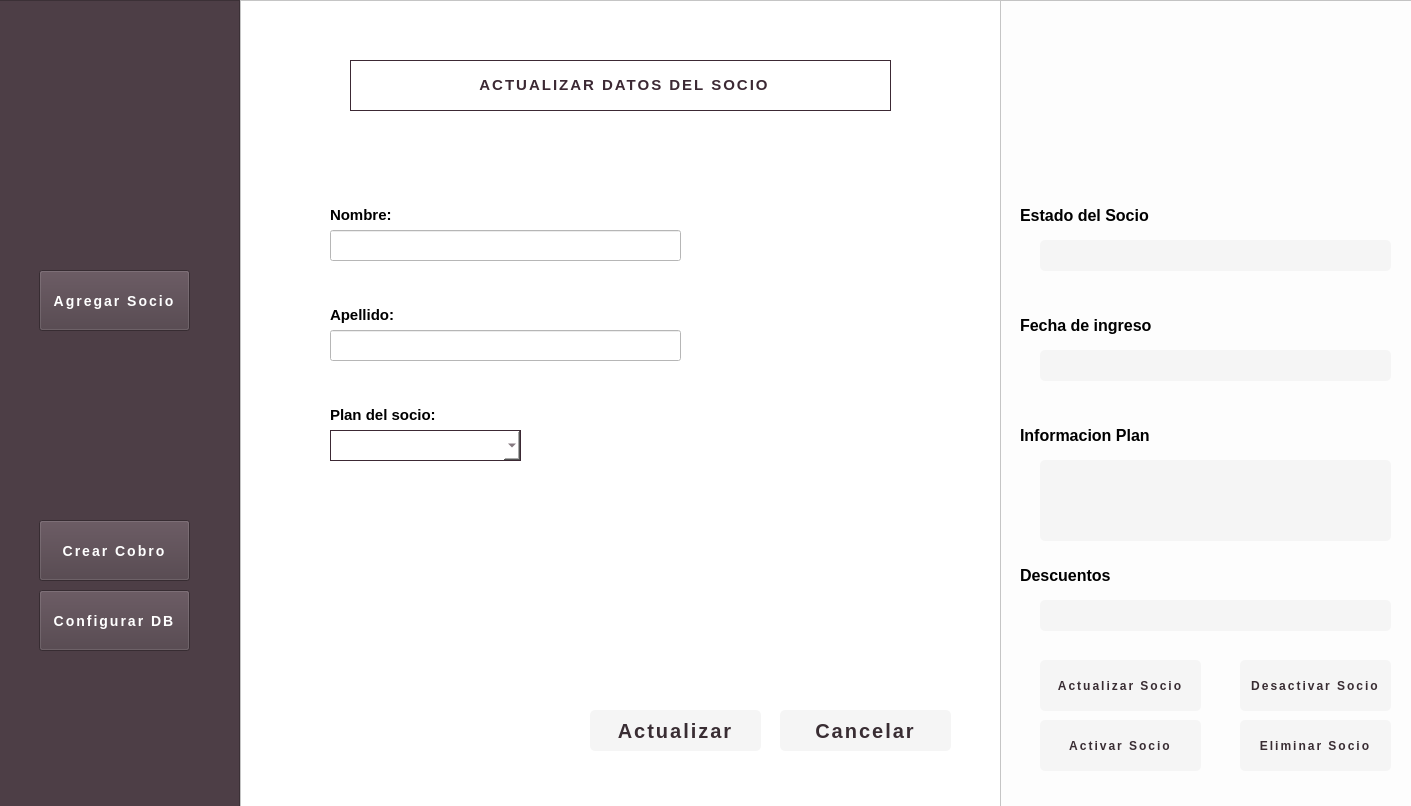
Before: the Qt Designer form views/ui_files/mainwindows.ui in juanpabloch/python-utn-gym-app, drawn with Qt 5.
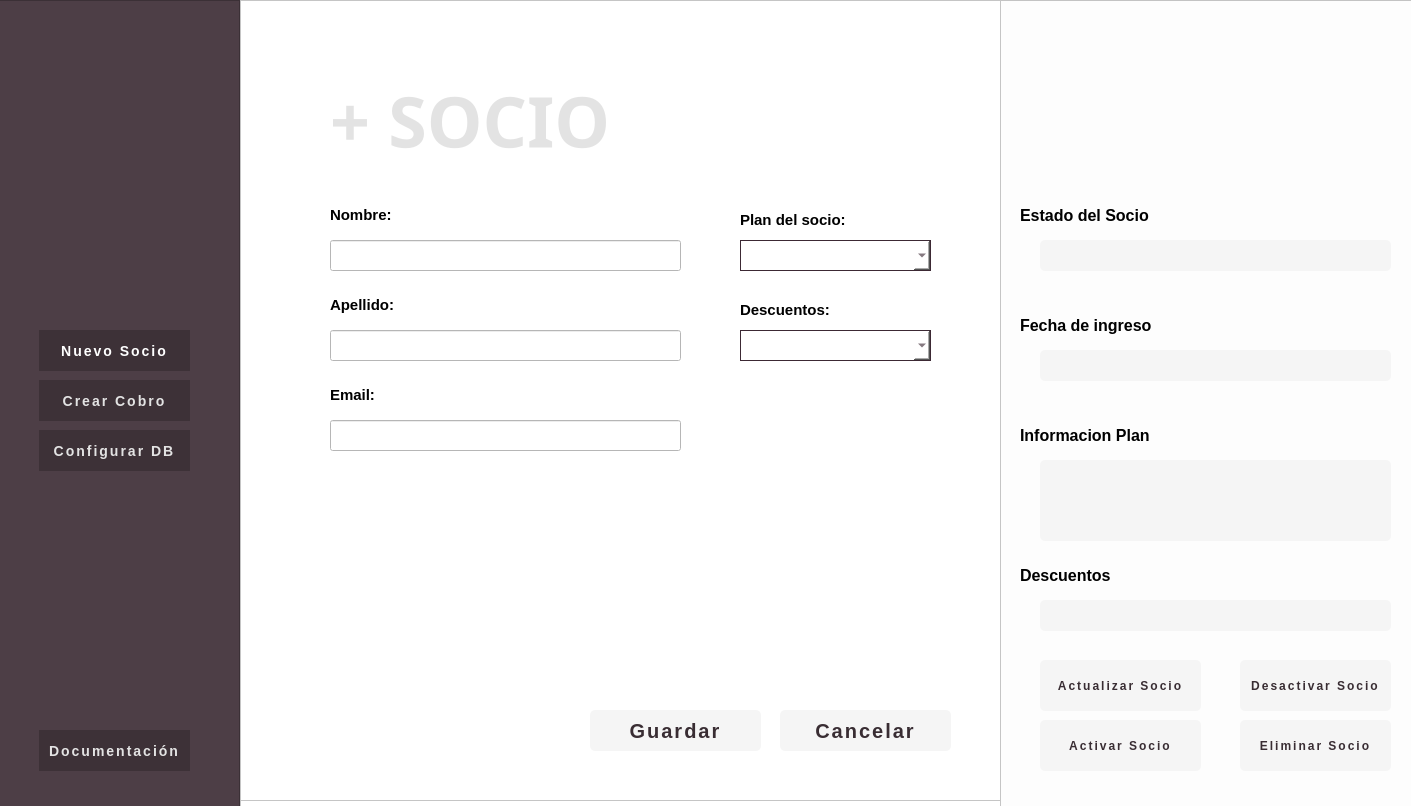
After: the same form once the commit is applied. Icons and pictures are not drawn.

The edit to the form file:
```diff
--- a/views/ui_files/mainwindows.ui
+++ b/views/ui_files/mainwindows.ui
@@ -38,35 +38,41 @@
     <property name="geometry">
      <rect>
       <x>40</x>
-      <y>270</y>
+      <y>330</y>
       <width>151</width>
-      <height>61</height>
+      <height>41</height>
      </rect>
     </property>
     <property name="styleSheet">
-     <string notr="true">color:#fff;
+     <string notr="true">#addSocioBtn{
+color:#fff;
 font-size: 14px;
 font-weight: 600;
-letter-spacing: 2px;</string>
+letter-spacing: 2px;
+border:none;
+background-color:rgb(61, 49, 55);
+}</string>
     </property>
     <property name="text">
-     <string>Agregar Socio</string>
+     <string>Nuevo Socio</string>
     </property>
    </widget>
    <widget class="QPushButton" name="configDB">
     <property name="geometry">
      <rect>
       <x>40</x>
-      <y>590</y>
+      <y>430</y>
       <width>151</width>
-      <height>61</height>
+      <height>41</height>
      </rect>
     </property>
     <property name="styleSheet">
-     <string notr="true">color:#fff;
+     <string notr="true">color:rgb(227, 227, 227);
 font-size: 14px;
 font-weight: 600;
-letter-spacing: 2px;</string>
+letter-spacing: 2px;
+border:none;
+background-color:rgb(61, 49, 55);</string>
     </property>
     <property name="text">
      <string>Configurar DB</string>
@@ -76,21 +82,63 @@
     <property name="geometry">
      <rect>
       <x>40</x>
-      <y>520</y>
+      <y>380</y>
       <width>151</width>
-      <height>61</height>
+      <height>41</height>
      </rect>
     </property>
     <property name="styleSheet">
-     <string notr="true">color:#fff;
+     <string notr="true">color:rgb(227, 227, 227);
 font-size: 14px;
 font-weight: 600;
-letter-spacing: 2px;</string>
+letter-spacing: 2px;
+border:none;
+background-color:rgb(61, 49, 55);</string>
     </property>
     <property name="text">
      <string>Crear Cobro</string>
     </property>
    </widget>
+   <widget class="QPushButton" name="docuBtn">
+    <property name="geometry">
+     <rect>
+      <x>40</x>
+      <y>730</y>
+      <width>151</width>
+      <height>41</height>
+     </rect>
+    </property>
+    <property name="styleSheet">
+     <string notr="true">color:rgb(227, 227, 227);
+font-size: 14px;
+font-weight: 600;
+letter-spacing: 2px;
+border:none;
+background-color:rgb(61, 49, 55);</string>
+    </property>
+    <property name="text">
+     <string>Documentación</string>
+    </property>
+   </widget>
+   <widget class="QLabel" name="label_16">
+    <property name="geometry">
+     <rect>
+      <x>34</x>
+      <y>35</y>
+      <width>171</width>
+      <height>181</height>
+     </rect>
+    </property>
+    <property name="text">
+     <string/>
+    </property>
+    <property name="pixmap">
+     <pixmap>../../img/gym_logo1.png</pixmap>
+    </property>
+    <property name="scaledContents">
+     <bool>true</bool>
+    </property>
+   </widget>
   </widget>
   <widget class="QFrame" name="MembersFrame">
    <property name="geometry">
@@ -114,9 +162,9 @@
     <property name="geometry">
      <rect>
       <x>24</x>
-      <y>349</y>
+      <y>309</y>
       <width>371</width>
-      <height>61</height>
+      <height>161</height>
      </rect>
     </property>
     <property name="font">
@@ -175,9 +223,9 @@
      </property>
      <property name="geometry">
       <rect>
-       <x>0</x>
+       <x>20</x>
        <y>30</y>
-       <width>411</width>
+       <width>391</width>
        <height>61</height>
       </rect>
      </property>
@@ -364,7 +412,7 @@
     <widget class="QLabel" name="SocioEmailLabel">
      <property name="geometry">
       <rect>
-       <x>0</x>
+       <x>20</x>
        <y>90</y>
        <width>411</width>
        <height>31</height>
@@ -505,9 +553,9 @@
    <property name="geometry">
     <rect>
      <x>240</x>
-     <y>110</y>
+     <y>0</y>
      <width>761</width>
-     <height>711</height>
+     <height>821</height>
     </rect>
    </property>
    <property name="styleSheet">
@@ -526,9 +574,9 @@
     <property name="geometry">
      <rect>
       <x>0</x>
-      <y>0</y>
+      <y>210</y>
       <width>761</width>
-      <height>631</height>
+      <height>481</height>
      </rect>
     </property>
     <property name="styleSheet">
@@ -563,7 +611,7 @@
     <property name="geometry">
      <rect>
       <x>190</x>
-      <y>640</y>
+      <y>700</y>
       <width>91</width>
       <height>21</height>
      </rect>
@@ -581,7 +629,7 @@
     <property name="geometry">
      <rect>
       <x>10</x>
-      <y>630</y>
+      <y>690</y>
       <width>171</width>
       <height>41</height>
      </rect>
@@ -590,6 +638,36 @@
      <string>&lt;html&gt;&lt;head/&gt;&lt;body&gt;&lt;p&gt;&lt;span style=&quot; font-size:10pt; font-weight:600;&quot;&gt;Cantidad de socios: &lt;/span&gt;&lt;/p&gt;&lt;/body&gt;&lt;/html&gt;</string>
     </property>
    </widget>
+   <widget class="QLabel" name="label_15">
+    <property name="geometry">
+     <rect>
+      <x>90</x>
+      <y>70</y>
+      <width>651</width>
+      <height>101</height>
+     </rect>
+    </property>
+    <property name="font">
+     <font>
+      <family>Sitka Small</family>
+      <pointsize>-1</pointsize>
+      <weight>87</weight>
+      <bold>true</bold>
+     </font>
+    </property>
+    <property name="styleSheet">
+     <string notr="true">font-size:70px; 
+color:rgb(227, 227, 227);
+letter-spacing: 0px;
+font-weight: 700;</string>
+    </property>
+    <property name="frameShape">
+     <enum>QFrame::NoFrame</enum>
+    </property>
+    <property name="text">
+     <string>SOCIOS</string>
+    </property>
+   </widget>
   </widget>
   <widget class="QFrame" name="newSocioFrame">
    <property name="geometry">
@@ -609,7 +687,7 @@
    <widget class="QComboBox" name="planComboBox">
     <property name="geometry">
      <rect>
-      <x>470</x>
+      <x>500</x>
       <y>240</y>
       <width>191</width>
       <height>31</height>
@@ -631,31 +709,37 @@
    <widget class="QLabel" name="label_5">
     <property name="geometry">
      <rect>
-      <x>120</x>
-      <y>60</y>
-      <width>501</width>
-      <height>51</height>
+      <x>90</x>
+      <y>70</y>
+      <width>651</width>
+      <height>101</height>
      </rect>
     </property>
+    <property name="font">
+     <font>
+      <family>Sitka Small</family>
+      <pointsize>-1</pointsize>
+      <weight>87</weight>
+      <bold>true</bold>
+     </font>
+    </property>
     <property name="styleSheet">
-     <string notr="true">font-size:30px; 
-color:#3c2934;
-letter-spacing: 2px;
-text-align: center;
-font-weight: 600;
-</string>
+     <string notr="true">font-size:70px; 
+color:rgb(227, 227, 227);
+letter-spacing: 0px;
+font-weight: 700;</string>
     </property>
     <property name="frameShape">
-     <enum>QFrame::Box</enum>
+     <enum>QFrame::NoFrame</enum>
     </property>
     <property name="text">
-     <string>&lt;html&gt;&lt;head/&gt;&lt;body&gt;&lt;p align=&quot;center&quot;&gt;&lt;span style=&quot; font-size:11pt;&quot;&gt;NUEVO SOCIO&lt;/span&gt;&lt;/p&gt;&lt;/body&gt;&lt;/html&gt;</string>
+     <string>+ SOCIO</string>
     </property>
    </widget>
    <widget class="QLabel" name="label_6">
     <property name="geometry">
      <rect>
-      <x>470</x>
+      <x>500</x>
       <y>210</y>
       <width>141</width>
       <height>21</height>
@@ -705,7 +789,7 @@
    <widget class="QLabel" name="label_7">
     <property name="geometry">
      <rect>
-      <x>20</x>
+      <x>90</x>
       <y>200</y>
       <width>101</width>
       <height>31</height>
@@ -718,7 +802,7 @@
    <widget class="QLabel" name="label_8">
     <property name="geometry">
      <rect>
-      <x>20</x>
+      <x>90</x>
       <y>380</y>
       <width>71</width>
       <height>31</height>
@@ -731,9 +815,9 @@
    <widget class="QLabel" name="newSocioErrorLabel">
     <property name="geometry">
      <rect>
-      <x>20</x>
+      <x>90</x>
       <y>515</y>
-      <width>731</width>
+      <width>661</width>
       <height>31</height>
      </rect>
     </property>
@@ -756,12 +840,17 @@
    <widget class="QLineEdit" name="lnameLineEdit">
     <property name="geometry">
      <rect>
-      <x>20</x>
+      <x>90</x>
       <y>330</y>
       <width>351</width>
       <height>31</height>
      </rect>
     </property>
+    <property name="font">
+     <font>
+      <pointsize>10</pointsize>
+     </font>
+    </property>
    </widget>
    <widget class="QPushButton" name="sendNewSocioBtn">
     <property name="geometry">
@@ -797,13 +886,13 @@
 }</string>
     </property>
     <property name="text">
-     <string>Agregar</string>
+     <string>Guardar</string>
     </property>
    </widget>
    <widget class="QLabel" name="label_9">
     <property name="geometry">
      <rect>
-      <x>20</x>
+      <x>90</x>
       <y>290</y>
       <width>101</width>
       <height>31</height>
@@ -816,17 +905,22 @@
    <widget class="QLineEdit" name="emailLineEdit">
     <property name="geometry">
      <rect>
-      <x>20</x>
+      <x>90</x>
       <y>420</y>
       <width>351</width>
       <height>31</height>
      </rect>
     </property>
+    <property name="font">
+     <font>
+      <pointsize>10</pointsize>
+     </font>
+    </property>
    </widget>
    <widget class="QComboBox" name="discountComboBox">
     <property name="geometry">
      <rect>
-      <x>470</x>
+      <x>500</x>
       <y>330</y>
       <width>191</width>
       <height>31</height>
@@ -847,7 +941,7 @@
    <widget class="QLabel" name="label_10">
     <property name="geometry">
      <rect>
-      <x>470</x>
+      <x>500</x>
       <y>300</y>
       <width>141</width>
       <height>21</height>
@@ -860,12 +954,17 @@
    <widget class="QLineEdit" name="nameLineEdit">
     <property name="geometry">
      <rect>
-      <x>20</x>
+      <x>90</x>
       <y>240</y>
       <width>351</width>
       <height>31</height>
      </rect>
     </property>
+    <property name="font">
+     <font>
+      <pointsize>10</pointsize>
+     </font>
+    </property>
    </widget>
    <widget class="QLabel" name="newSocioSuccessLabel">
     <property name="geometry">
@@ -894,7 +993,7 @@
    <widget class="QLabel" name="nameErrorLabel">
     <property name="geometry">
      <rect>
-      <x>200</x>
+      <x>270</x>
       <y>220</y>
       <width>171</width>
       <height>20</height>
@@ -920,7 +1019,7 @@
    <widget class="QLabel" name="lnameErrorLabel">
     <property name="geometry">
      <rect>
-      <x>200</x>
+      <x>270</x>
       <y>310</y>
       <width>171</width>
       <height>20</height>
@@ -946,7 +1045,7 @@
    <widget class="QLabel" name="emailErrorLabel">
     <property name="geometry">
      <rect>
-      <x>200</x>
+      <x>270</x>
       <y>400</y>
       <width>171</width>
       <height>20</height>
@@ -1112,25 +1211,32 @@
    <widget class="QLabel" name="label_13">
     <property name="geometry">
      <rect>
-      <x>110</x>
-      <y>60</y>
-      <width>541</width>
-      <height>51</height>
+      <x>90</x>
+      <y>70</y>
+      <width>651</width>
+      <height>101</height>
      </rect>
     </property>
+    <property name="font">
+     <font>
+      <family>Sitka Small</family>
+      <pointsize>-1</pointsize>
+      <weight>87</weight>
+      <bold>true</bold>
+     </font>
+    </property>
     <property name="styleSheet">
-     <string notr="true">font-size:30px; 
-color:#3c2934;
-letter-spacing: 2px;
-text-align: center;
-font-weight: 600;
+     <string notr="true">font-size:70px; 
+color:rgb(227, 227, 227);
+letter-spacing: 0px;
+font-weight: 700;
 </string>
     </property>
     <property name="frameShape">
-     <enum>QFrame::Box</enum>
+     <enum>QFrame::NoFrame</enum>
     </property>
     <property name="text">
-     <string>&lt;html&gt;&lt;head/&gt;&lt;body&gt;&lt;p align=&quot;center&quot;&gt;&lt;span style=&quot; font-size:11pt;&quot;&gt;ACTUALIZAR DATOS DEL SOCIO&lt;/span&gt;&lt;/p&gt;&lt;/body&gt;&lt;/html&gt;</string>
+     <string>ACTUALIZAR</string>
     </property>
    </widget>
    <widget class="QLineEdit" name="nameUpdateLineEdit">
@@ -1142,6 +1248,11 @@
       <height>31</height>
      </rect>
     </property>
+    <property name="font">
+     <font>
+      <pointsize>10</pointsize>
+     </font>
+    </property>
    </widget>
    <widget class="QLabel" name="label_14">
     <property name="geometry">
@@ -1165,6 +1276,11 @@
       <height>31</height>
      </rect>
     </property>
+    <property name="font">
+     <font>
+      <pointsize>10</pointsize>
+     </font>
+    </property>
    </widget>
    <widget class="QLabel" name="lnameErrorLabel_2">
     <property name="geometry">
@@ -1219,11 +1335,11 @@
     </property>
    </widget>
   </widget>
-  <zorder>ListFrame</zorder>
   <zorder>MembersFrame</zorder>
   <zorder>OptionsFrame</zorder>
-  <zorder>newSocioFrame</zorder>
+  <zorder>ListFrame</zorder>
   <zorder>updateSocioFrame</zorder>
+  <zorder>newSocioFrame</zorder>
  </widget>
  <tabstops>
   <tabstop>createChargeBtn</tabstop>
```
